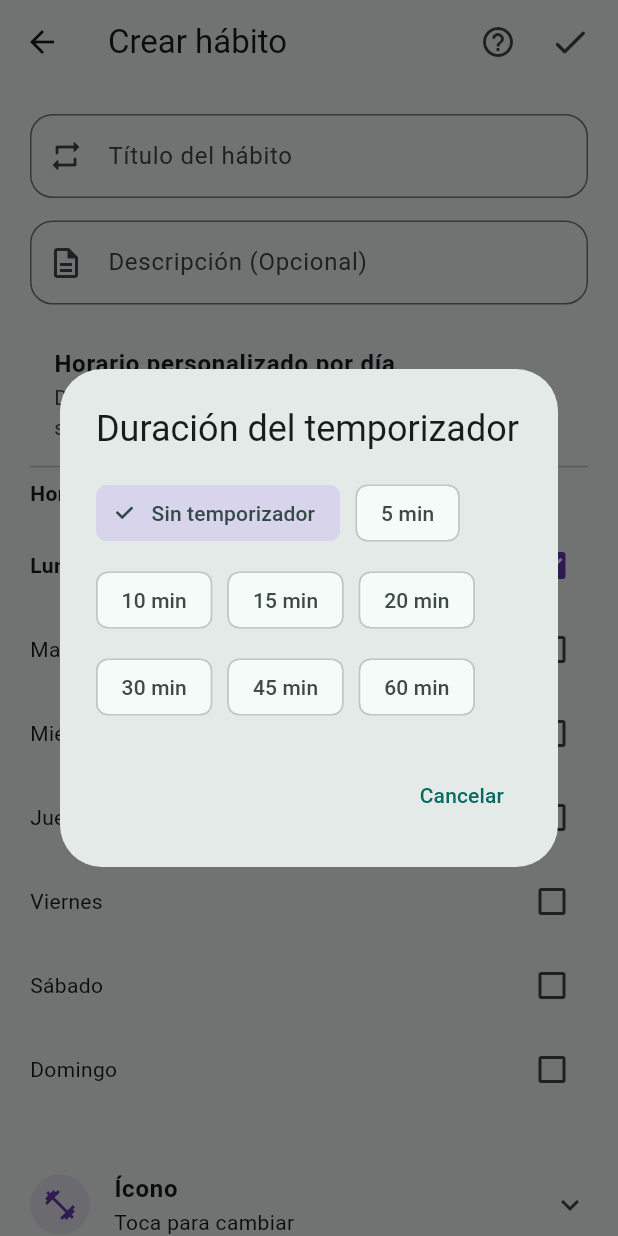
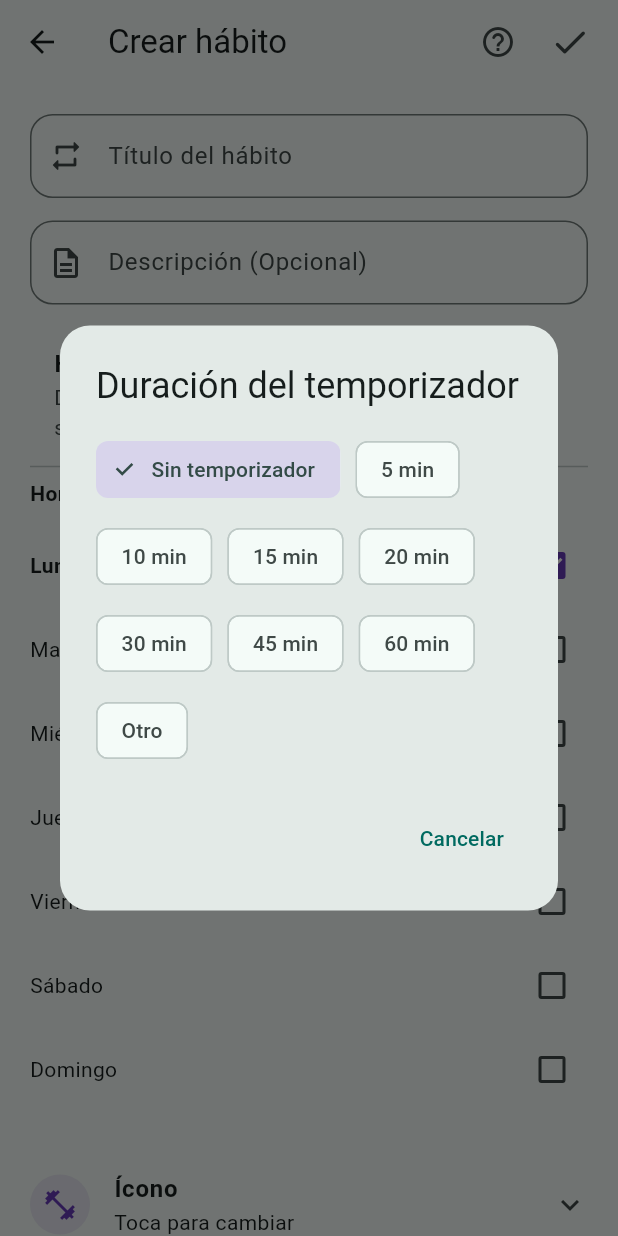
Before and after one commit to JLBeasITEL/FocusFlow, a Flutter app: the RutinaFormScreen screen opened directly, after a tap on "Horario personalizado por día", after a tap on "Lunes", after a tap on "Sin temporizador", on a phone screen of 412 x 824 dp. Run offline on Flutter 3.47's test engine with Material 3 defaults, Android fonts, the phone set to English and light mode, and no system bars; our stand-ins replace audioplayers, file_picker, flutter_local_notifications, flutter_riverpod, flutter_timezone, package_info_plus and 5 more; missing offline and left inert: android_alarm_manager_plus, flutter_email_sender, home_widget; accounts and stored records are empty.

Commit message:
feat: agrega duración personalizada ("Otro") al selector de temporizador
Chip "Otro" junto a los valores frecuentes que revela un campo
numérico (1-180 minutos) para cualquier duración que no esté en la
lista. Mínimo en 1 a propósito, para poder probar el temporizador (y
su reconciliador de vencimiento) sin depender de esperas reales de 5
minutos por corrida. Máximo en 180 (3 horas): cubre cualquier hábito
largo razonable sin dejar pasar un typo que termine en una cuenta de
días.

Si el valor actual no está entre los chips frecuentes (ya se había
elegido "Otro" antes), el campo se precarga abierto con ese valor en
vez de no seleccionar nada.

Co-Authored-By: Claude Sonnet 5 <noreply@anthropic.com>

```diff
--- a/lib/presentation/screens/rutina_form_screen.dart
+++ b/lib/presentation/screens/rutina_form_screen.dart
@@ -1,4 +1,5 @@
 import 'package:flutter/material.dart';
+import 'package:flutter/services.dart';
 import 'package:flutter_riverpod/flutter_riverpod.dart';
 import 'package:uuid/uuid.dart';
 import '../../models/rutina.dart';
@@ -33,6 +34,15 @@ class _RutinaFormScreenState extends ConsumerState<RutinaFormScreen> {
   Map<int, int> _duraciones = {};
 
   static const List<int> _opcionesDuracion = [0, 5, 10, 15, 20, 30, 45, 60];
+
+  // Límites del campo "Otro" (duración personalizada, fuera de los chips
+  // frecuentes): 1 minuto de mínimo a propósito, para poder probar el
+  // temporizador (y su reconciliador de vencimiento) sin esperar 5 minutos
+  // reales por corrida. 180 (3 horas) de máximo: cubre cualquier hábito
+  // largo razonable sin dejar pasar un typo (p. ej. "600" pensando en
+  // segundos) que termine en una cuenta de días.
+  static const int _duracionCustomMin = 1;
+  static const int _duracionCustomMax = 180;
 
   int _iconoSeleccionado = Icons.fitness_center.codePoint;
 
@@ -528,28 +538,86 @@ class _RutinaFormScreenState extends ConsumerState<RutinaFormScreen> {
 
   // Diálogo compartido por el control general y por cada día en modo
   // flexible (portrait y landscape): chips de valores frecuentes en vez de
-  // un campo numérico, para elegir en un solo toque sin abrir el teclado.
+  // un campo numérico, para elegir en un solo toque sin abrir el teclado —
+  // más el chip "Otro", que revela un campo para cualquier valor entre
+  // _duracionCustomMin y _duracionCustomMax que no esté entre los frecuentes.
   Future<int?> _elegirDuracion(int actual) {
+    final bool actualEsFrecuente = _opcionesDuracion.contains(actual);
+    final TextEditingController controladorCustom = TextEditingController(
+      text: actualEsFrecuente ? '' : '$actual',
+    );
+    bool mostrandoCampoCustom = !actualEsFrecuente;
+    String? errorCustom;
+
     return showDialog<int>(
       context: context,
-      builder: (dialogContext) => AlertDialog(
+      builder: (dialogContext) => StatefulBuilder(
+        builder: (context, setDialogState) {
+          void confirmarCustom() {
+            final int? valor = int.tryParse(controladorCustom.text.trim());
+            if (valor == null || valor < _duracionCustomMin || valor > _duracionCustomMax) {
+              setDialogState(() {
+                errorCustom = 'Ingresa un número entre $_duracionCustomMin y $_duracionCustomMax';
+              });
+              return;
+            }
+            Navigator.pop(dialogContext, valor);
+          }
+
+          return AlertDialog(
+            shape: RoundedRectangleBorder(borderRadius: BorderRadius.circular(20)),
             title: const Text('Duración del temporizador'),
-        content: Wrap(
+            content: SingleChildScrollView(
+              child: Column(
+                mainAxisSize: MainAxisSize.min,
+                crossAxisAlignment: CrossAxisAlignment.start,
+                children: [
+                  Wrap(
                     spacing: 10,
                     runSpacing: 10,
-          children: _opcionesDuracion.map((minutos) {
-            final bool seleccionado = actual == minutos;
+                    children: [
+                      ..._opcionesDuracion.map((minutos) {
+                        final bool seleccionado = !mostrandoCampoCustom && actual == minutos;
                         return ChoiceChip(
                           label: Text(_etiquetaDuracion(minutos)),
                           selected: seleccionado,
                           selectedColor: Colors.deepPurple.withValues(alpha: 0.2),
                           onSelected: (_) => Navigator.pop(dialogContext, minutos),
                         );
-          }).toList(),
+                      }),
+                      ChoiceChip(
+                        label: const Text('Otro'),
+                        selected: mostrandoCampoCustom,
+                        selectedColor: Colors.deepPurple.withValues(alpha: 0.2),
+                        onSelected: (_) => setDialogState(() => mostrandoCampoCustom = true),
+                      ),
+                    ],
+                  ),
+                  if (mostrandoCampoCustom) ...[
+                    const SizedBox(height: 16),
+                    TextField(
+                      controller: controladorCustom,
+                      autofocus: true,
+                      keyboardType: TextInputType.number,
+                      inputFormatters: [FilteringTextInputFormatter.digitsOnly],
+                      decoration: InputDecoration(
+                        labelText: 'Minutos ($_duracionCustomMin-$_duracionCustomMax)',
+                        border: const OutlineInputBorder(),
+                        errorText: errorCustom,
+                      ),
+                      onSubmitted: (_) => confirmarCustom(),
+                    ),
+                  ],
+                ],
+              ),
             ),
             actions: [
               TextButton(onPressed: () => Navigator.pop(dialogContext), child: const Text('Cancelar')),
+              if (mostrandoCampoCustom)
+                ElevatedButton(onPressed: confirmarCustom, child: const Text('Aceptar')),
             ],
+          );
+        },
       ),
     );
   }
```
Lines whose indentation alone changed are shown as unchanged.
